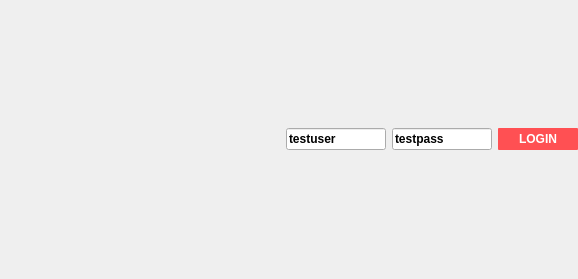
Qt form GS/GUI/loginwidget.ui (UCI-UAVForge/GroundStation) before a commit.
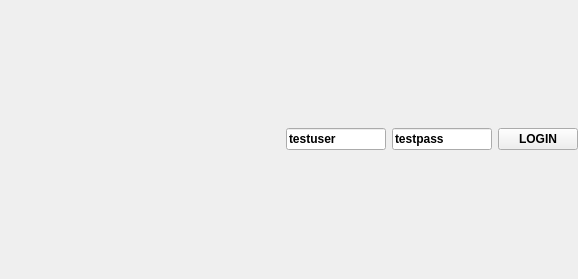
The same form after that commit. Custom widgets are drawn as their Qt base class.

Diff of the .ui file:
```diff
--- a/GS/GUI/loginwidget.ui
+++ b/GS/GUI/loginwidget.ui
@@ -20,16 +20,7 @@
    <string>Form</string>
   </property>
   <property name="styleSheet">
-   <string notr="true">QPushButton:pressed {
-	background-color: rgb(235,235,235)
-}
-QPushButton {
-border: 0px solid rgb(200,200,200);
-border-radius: 1px;
-background-color:rgb(255, 80, 83);
-padding:4px;
-	color: white
-}</string>
+   <string notr="true"/>
   </property>
   <layout class="QHBoxLayout" name="horizontalLayout">
    <property name="spacing">
@@ -133,6 +124,13 @@
    </item>
   </layout>
  </widget>
+ <customwidgets>
+  <customwidget>
+   <class>CustomRaisedButton</class>
+   <extends>QPushButton</extends>
+   <header>customraisedbutton.h</header>
+  </customwidget>
+ </customwidgets>
  <resources/>
  <connections/>
 </ui>
```
Left out of the diff: 11 changed lines with no effect on the pictures.
